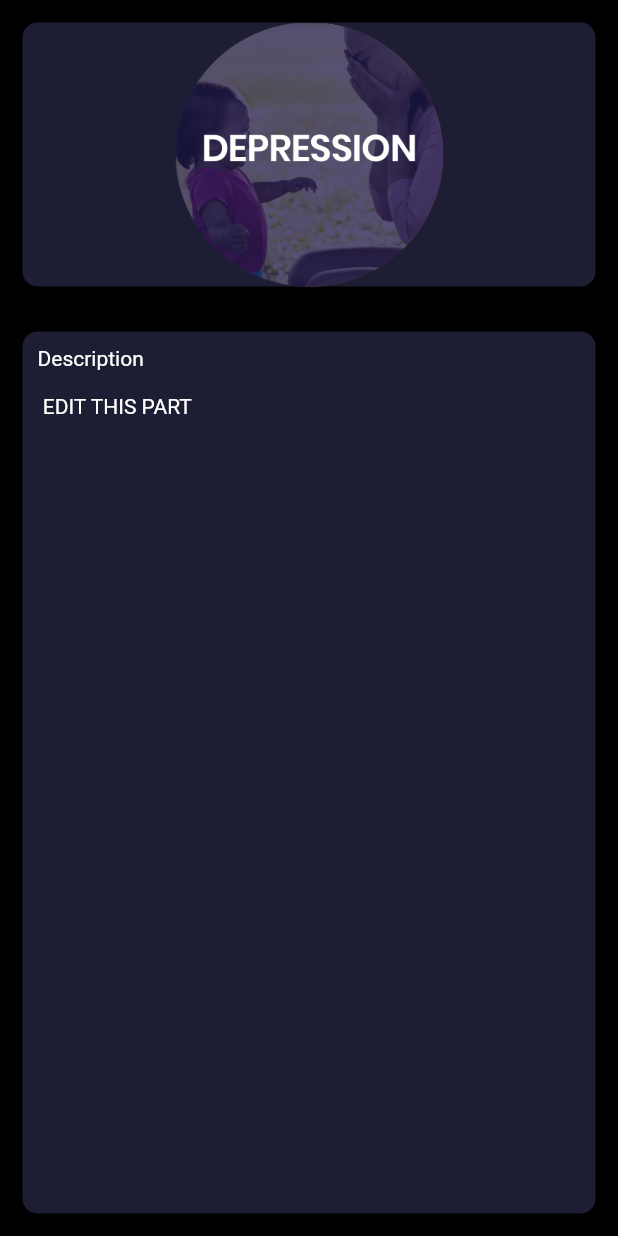
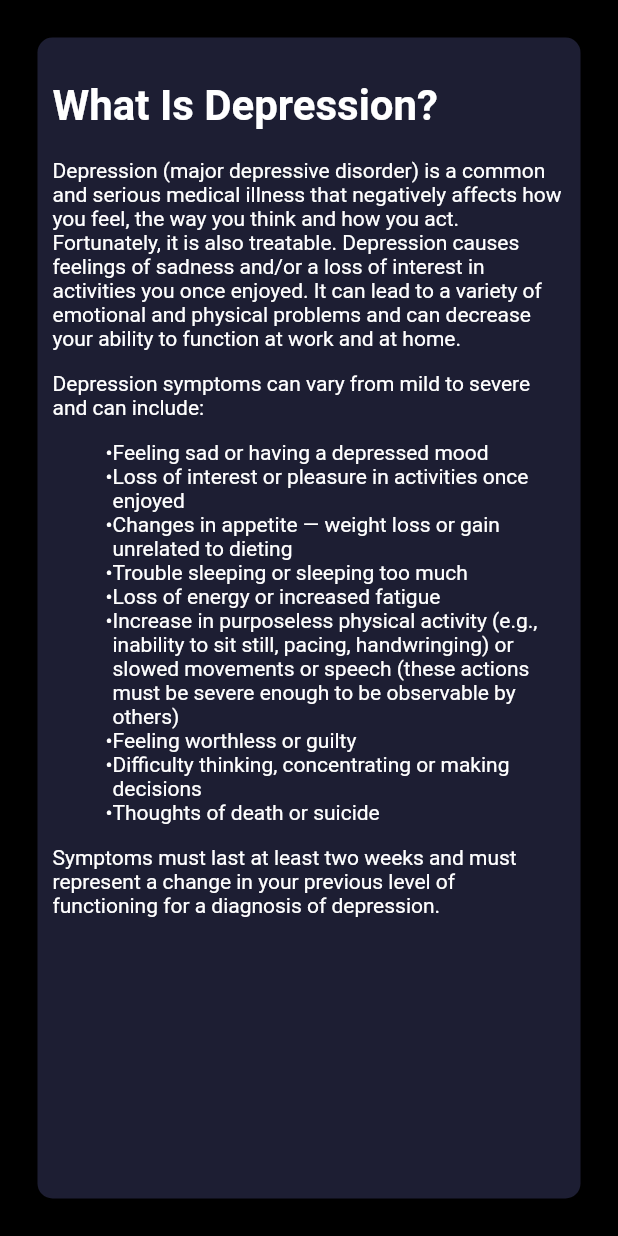
Before and after one commit to AmanuelFeyissa/Wellness-Ethiopia, a Flutter app: the Depression screen opened directly, on a phone screen of 412 x 824 dp. Run offline on Flutter 3.47's test engine with Material 2 defaults, Android fonts, the phone set to English and light mode, and no system bars; our stand-ins replace cloud_firestore, file_picker, firebase_auth, firebase_core, firebase_storage, flutter_chat_types and 7 more; accounts and stored records are empty; network calls fail.

Commit message:
some changes

```diff
--- /dev/null
+++ b/wellness_ethiopia/lib/screens/Explore_feature_screens/dep.dart
@@ -0,0 +1,22 @@
+import 'package:flutter/material.dart';
+import 'package:flutter_widget_from_html/flutter_widget_from_html.dart';
+
+const dHtml = """
+<h1 class="">What Is Depression?</h1>
+<div class="c-article__body--h2">
+<p>Depression (major depressive disorder) is a common and serious medical illness that negatively affects how you feel, the way you think and how you act. Fortunately, it is also treatable. Depression causes feelings of sadness and/or a loss of interest in activities you once enjoyed. It can lead to a variety of emotional and physical problems and can decrease your ability to function at work and at home.</p>
+<p>Depression symptoms can vary from mild to severe and can include:</p>
+<ul>
+<li>Feeling sad or having a depressed mood</li>
+<li>Loss of interest or pleasure in activities once enjoyed</li>
+<li>Changes in appetite &mdash; weight loss or gain unrelated to dieting</li>
+<li>Trouble sleeping or sleeping too much</li>
+<li>Loss of energy or increased fatigue</li>
+<li>Increase in purposeless physical activity (e.g., inability to sit still, pacing, handwringing) or slowed movements or speech (these actions must be severe enough to be observable by others)</li>
+<li>Feeling worthless or guilty</li>
+<li>Difficulty thinking, concentrating or making decisions</li>
+<li>Thoughts of death or suicide</li>
+</ul>
+<p>Symptoms must last at least two weeks and must represent a change in your previous level of functioning for a diagnosis of depression.</p>
+</div>
+""";
--- a/wellness_ethiopia/lib/screens/Explore_feature_screens/depression.dart
+++ b/wellness_ethiopia/lib/screens/Explore_feature_screens/depression.dart
@@ -1,10 +1,13 @@
 import 'package:flutter/material.dart';
 import 'package:wellness_ethiopia/constants.dart';
+import 'package:wellness_ethiopia/screens/Explore_feature_screens/dep.dart';
 import 'package:wellness_ethiopia/widgets/commonCard.dart';
+
+import 'package:flutter_widget_from_html/flutter_widget_from_html.dart';
 
 class Depression extends StatelessWidget {
   // Modify this part
-  String depressionDescription = 'EDIT THIS PART';
+  //String depressionDescription = 'EDIT THIS PART';
 
   @override
   Widget build(BuildContext context) {
@@ -16,20 +19,15 @@ class Depression extends StatelessWidget {
         child: Column(
           crossAxisAlignment: CrossAxisAlignment.stretch,
           children: [
+            //const Text('Depression'),
             Expanded(
-              child: CommonCard(
-                color: kPictureBackgroundColor,
-                // Enter Image path here
-                image: Image.asset('images/depression.png'),
-              ),
-            ),
-            Expanded(
-              flex: 3,
+              flex: 4,
               child: Container(
-                  child: Text(
-                    'Description \n \n $depressionDescription',
+                  child: HtmlWidget(
+                    dHtml,
+                    webView: false,
                   ),
-                  margin: const EdgeInsets.all(15.0),
+                  margin: const EdgeInsets.all(25.0),
                   padding: const EdgeInsets.all(10.0),
                   decoration: BoxDecoration(
                     borderRadius: BorderRadius.circular(10.0),
--- a/wellness_ethiopia/lib/screens/Explore_feature_screens/explore.dart
+++ b/wellness_ethiopia/lib/screens/Explore_feature_screens/explore.dart
@@ -1,14 +1,20 @@
 import 'package:flutter/material.dart';
 import 'package:wellness_ethiopia/screens/Explore_feature_screens/depression.dart';
+import 'package:wellness_ethiopia/utilities/colors.dart';
 import 'package:wellness_ethiopia/widgets/commonCard.dart';
 import 'package:wellness_ethiopia/constants.dart';
+
+import '../../utilities/global_variable.dart';
 
 class Explore extends StatelessWidget {
   const Explore({Key? key}) : super(key: key);
 
   @override
   Widget build(BuildContext context) {
+    final width = MediaQuery.of(context).size.width;
     return Scaffold(
+      backgroundColor:
+          width > webScreenSize ? webBackgroundColor : mobileBackgroundColor,
       appBar: AppBar(
         title: const Text('Explore Page'),
       ),
@@ -106,7 +112,8 @@ class Explore extends StatelessWidget {
           const SizedBox(
             height: 5.0,
           ),
-          Row(
+          Expanded(
+            child: Row(
               //crossAxisAlignment: CrossAxisAlignment.stretch,
               children: [
                 Expanded(
@@ -138,7 +145,9 @@ class Explore extends StatelessWidget {
                 ),
               ],
             ),
-          Row(
+          ),
+          Expanded(
+            child: Row(
               //crossAxisAlignment: CrossAxisAlignment.stretch,
               children: [
                 Expanded(
@@ -170,6 +179,7 @@ class Explore extends StatelessWidget {
                 ),
               ],
             ),
+          ),
         ],
       ),
     );
--- a/wellness_ethiopia/pubspec.yaml
+++ b/wellness_ethiopia/pubspec.yaml
@@ -56,6 +56,7 @@ dependencies:
   mime: ^1.0.2
   open_file: ^3.2.1
   introduction_screen: ^3.0.1
+  flutter_widget_from_html: ^0.8.5
 
 dev_dependencies:
   flutter_test:
```
Also changed, not shown: wellness_ethiopia/pubspec.lock. Lines whose indentation alone changed are shown as unchanged.
